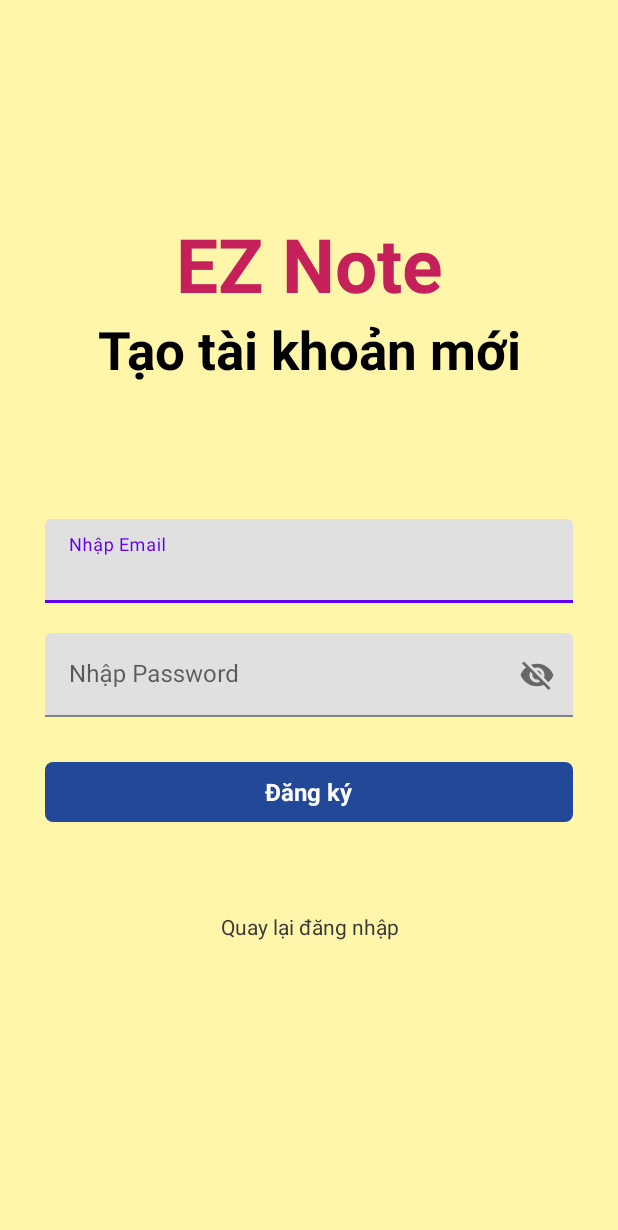
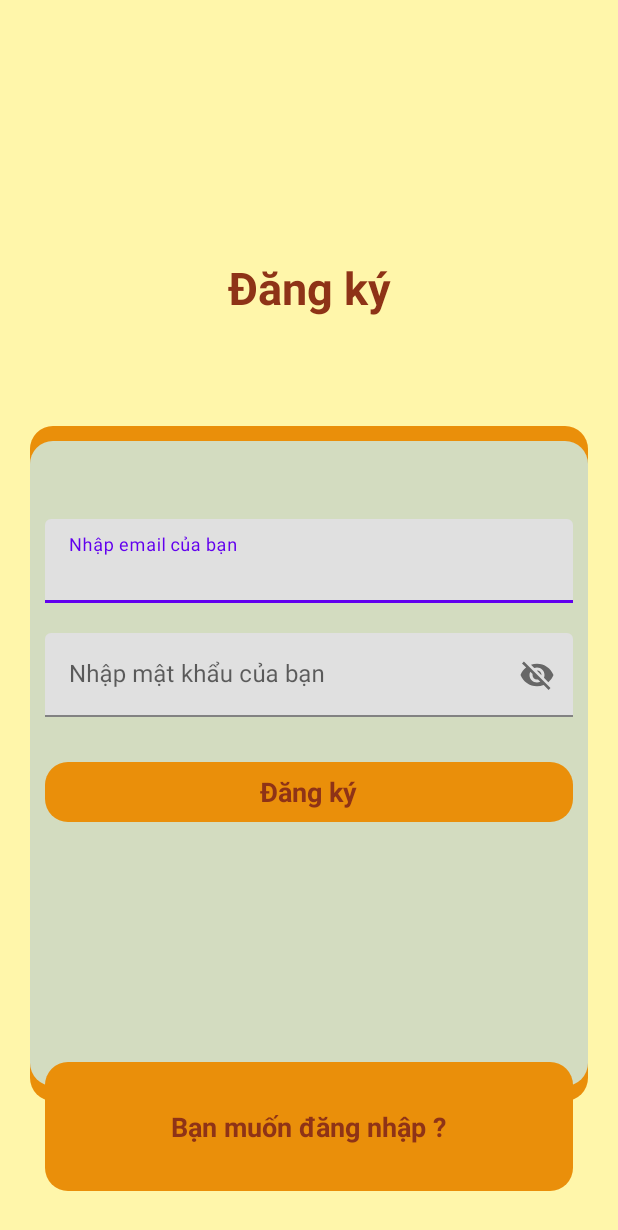
Before and after one commit to TVBinh19000399/EZNotes, an Android app: the SignUpActivity screen opened directly, with no data from a screen before it, on a phone screen of 412 x 824 dp. Shown: the top 1230 px of the screen. Run offline under Robolectric (Android 15) with nearby library versions, the phone set to English and light mode, and no system bars; our stand-ins replace Firebase (no records; nobody signed in at launch, a user with empty details on screens opened directly).

Commit message:
Update activity_sign_up.xml

```diff
--- a/app/src/main/res/layout/activity_sign_up.xml
+++ b/app/src/main/res/layout/activity_sign_up.xml
@@ -7,75 +7,89 @@
     android:background="#FFF6AA"
     tools:context=".SignUpActivity">
 
+
     <RelativeLayout
-        android:id="@+id/centernine2"
         android:layout_width="match_parent"
         android:layout_height="wrap_content"
-        android:layout_centerInParent="true"></RelativeLayout>
+        android:id="@+id/centernine2"
+        android:layout_centerInParent="true"
+        ></RelativeLayout>
+
+    <View
+        android:layout_width="match_parent"
+        android:layout_height="450dp"
+        android:layout_alignBottom="@+id/gotologin"
+        android:layout_alignParentStart="true"
+        android:layout_alignParentEnd="true"
+        android:layout_marginStart="20dp"
+        android:layout_marginEnd="20dp"
+        android:layout_marginBottom="60dp"
+        android:background="@drawable/bg_orange"></View>
+
+    <View
+        android:id="@+id/view"
+        android:layout_width="match_parent"
+        android:layout_height="430dp"
+        android:layout_alignBottom="@+id/gotologin"
+        android:layout_alignParentStart="true"
+        android:layout_alignParentEnd="true"
+        android:layout_marginStart="20dp"
+        android:layout_marginEnd="20dp"
+        android:layout_marginBottom="70dp"
+        android:background="@drawable/bg_blu" />
 
     <LinearLayout
         android:layout_width="match_parent"
         android:layout_height="wrap_content"
-        android:layout_above="@+id/centernine2"
         android:layout_marginLeft="30dp"
         android:layout_marginRight="30dp"
-        android:layout_marginBottom="155dp"
+        android:layout_above="@+id/centernine2"
+        android:layout_marginBottom="200dp"
         android:orientation="vertical">
+
 
         <TextView
             android:layout_width="match_parent"
             android:layout_height="wrap_content"
-            android:text="EZ Note"
+            android:text="Đăng ký"
             android:textAlignment="center"
-            android:textColor="#C6205B"
-            android:textSize="50dp"
-            android:textStyle="bold"></TextView>
-
-        <TextView
-            android:layout_width="match_parent"
-            android:layout_height="wrap_content"
-            android:text="Tạo tài khoản mới"
-            android:textAlignment="center"
-            android:textColor="@color/black"
-            android:textSize="35dp"
+            android:textSize="30dp"
+            android:textColor="#8E3317"
             android:textStyle="bold"></TextView>
 
     </LinearLayout>
+    <com.google.android.material.textfield.TextInputLayout
+        android:layout_width="match_parent"
+        android:layout_height="wrap_content"
 
-    <com.google.android.material.textfield.TextInputLayout
+        android:layout_above="@+id/centernine2"
+        android:layout_marginBottom="10dp"
         android:id="@+id/email"
-        android:layout_width="match_parent"
-
-        android:layout_height="wrap_content"
-        android:layout_above="@+id/centernine2"
-        android:layout_marginLeft="30dp"
         android:layout_marginRight="30dp"
-        android:layout_marginBottom="10dp">
-
+        android:layout_marginLeft="30dp">
         <EditText
-            android:id="@+id/signupemail"
             android:layout_width="match_parent"
             android:layout_height="wrap_content"
-            android:hint="Nhập Email"
+            android:id="@+id/signupemail"
+            android:hint="Nhập email của bạn"
             android:inputType="textEmailAddress"></EditText>
     </com.google.android.material.textfield.TextInputLayout>
+    <com.google.android.material.textfield.TextInputLayout
+        android:layout_width="match_parent"
+        android:layout_height="wrap_content"
 
-    <com.google.android.material.textfield.TextInputLayout
+        android:layout_below="@+id/centernine2"
+        android:layout_marginTop="10dp"
         android:id="@+id/password"
-        android:layout_width="match_parent"
-
-        android:layout_height="wrap_content"
-        android:layout_below="@+id/centernine2"
+        android:layout_marginRight="30dp"
         android:layout_marginLeft="30dp"
-        android:layout_marginTop="10dp"
-        android:layout_marginRight="30dp"
         app:passwordToggleEnabled="true">
-
         <EditText
-            android:id="@+id/signuppassword"
             android:layout_width="match_parent"
             android:layout_height="wrap_content"
-            android:hint="Nhập Password"></EditText>
+            android:id="@+id/signuppassword"
+            android:hint="Nhập mật khẩu của bạn"
+            ></EditText>
     </com.google.android.material.textfield.TextInputLayout>
 
     <RelativeLayout
@@ -88,7 +102,7 @@
         android:layout_marginTop="30dp"
 
         android:layout_marginRight="30dp"
-        android:background="@drawable/button_design">
+        android:background="@drawable/bg_orange">
 
         <TextView
             android:layout_width="wrap_content"
@@ -96,24 +110,39 @@
             android:layout_centerInParent="true"
             android:layout_marginStart="8dp"
             android:text="Đăng ký"
-            android:textColor="@color/white"
-            android:textSize="16sp"
+            android:textColor="#8E3317"
+            android:textSize="18sp"
             android:textStyle="bold" />
 
     </RelativeLayout>
 
-    <TextView
+    <RelativeLayout
+
         android:id="@+id/gotologin"
         android:layout_width="match_parent"
+        android:layout_height="40dp"
 
-        android:layout_height="wrap_content"
         android:layout_below="@+id/dangky"
+        android:layout_alignParentBottom="true"
         android:layout_marginLeft="30dp"
-        android:layout_marginTop="60dp"
+        android:layout_marginTop="160dp"
+
         android:layout_marginRight="30dp"
-        android:text="Quay lại đăng nhập"
-        android:textAlignment="center"
-        android:textColor="#393838"></TextView>
+        android:layout_marginBottom="30dp"
+        android:background="@drawable/bg_orange">
 
+        <TextView
+
+            android:layout_width="wrap_content"
+            android:layout_height="wrap_content"
+            android:layout_centerInParent="true"
+            android:text="Bạn muốn đăng nhập ?"
+
+            android:textAlignment="center"
+            android:textColor="#8E3317"
+            android:textSize="18dp"
+            android:textStyle="bold"></TextView>
+
+    </RelativeLayout>
 
 </RelativeLayout>
```
